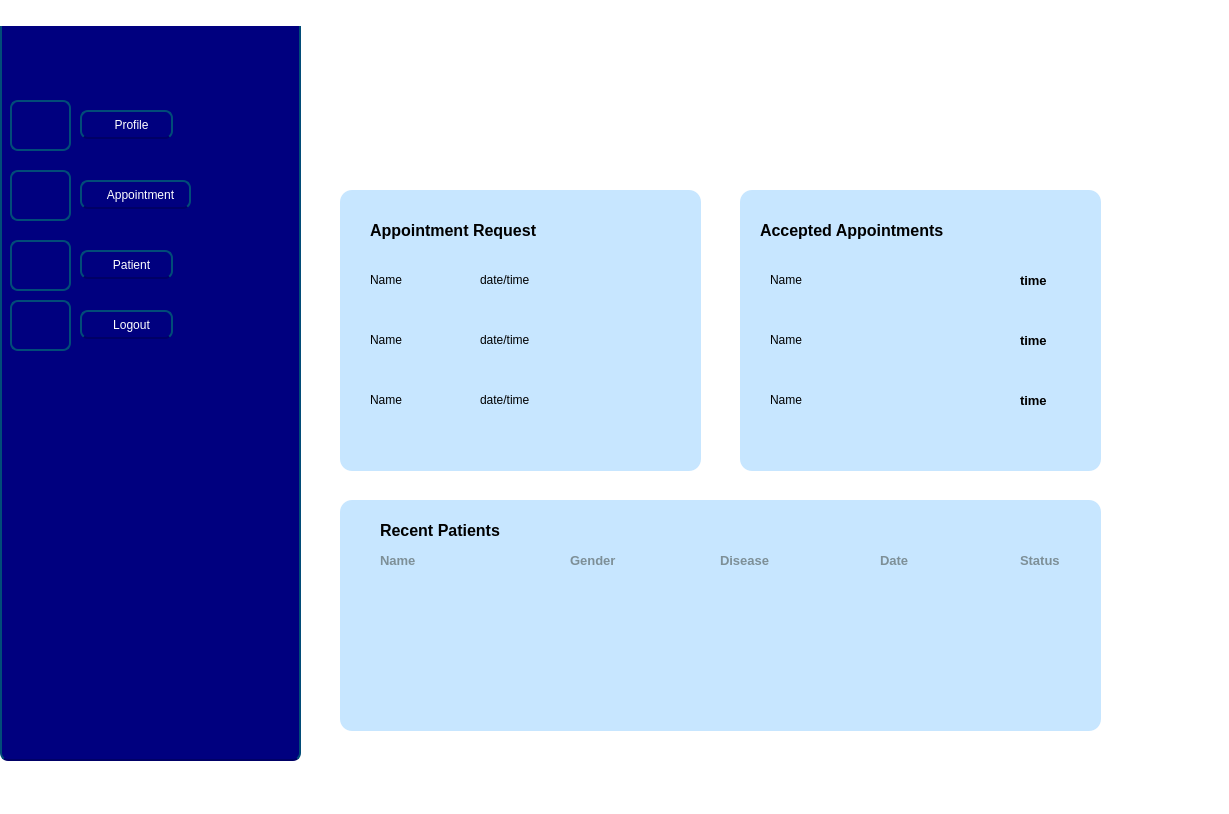
rushii1192/covid-mgmt, file frontend/doctordashboard.ui: the form before one commit.
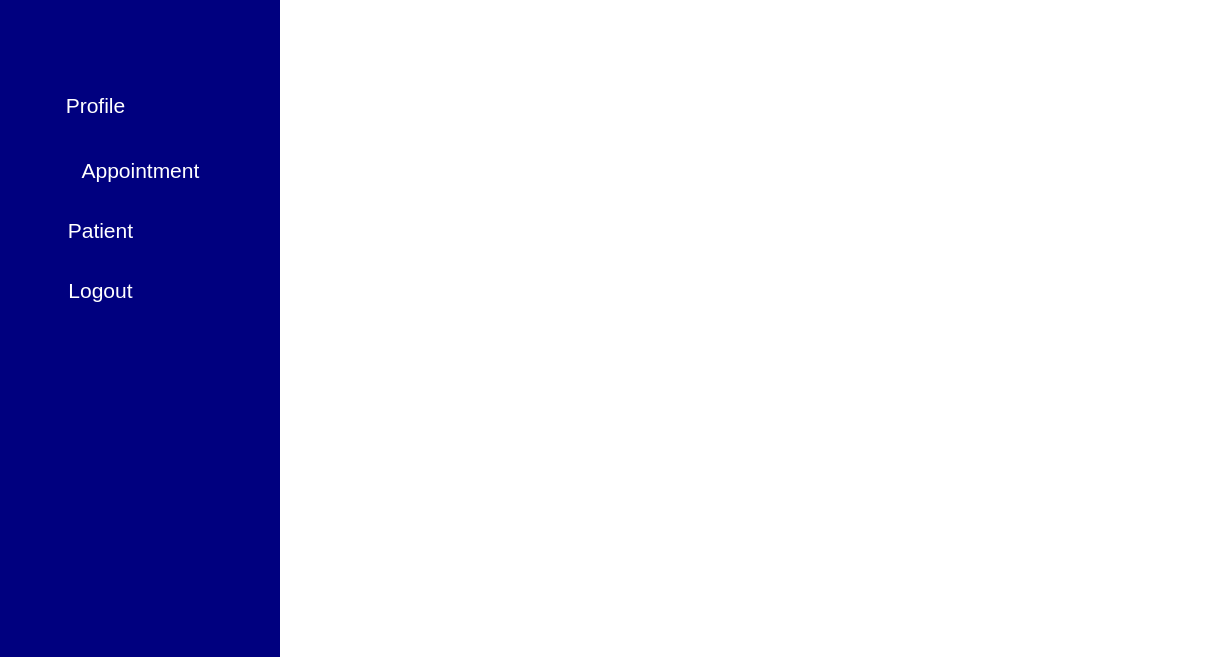
The form after the commit. Icons and pictures are not drawn.

Diff of the .ui file:
```diff
--- a/frontend/doctordashboard.ui
+++ b/frontend/doctordashboard.ui
@@ -7,7 +7,7 @@
     <x>0</x>
     <y>0</y>
     <width>1229</width>
-    <height>814</height>
+    <height>657</height>
    </rect>
   </property>
   <property name="windowTitle">
@@ -16,734 +16,215 @@
   <property name="styleSheet">
    <string notr="true">background-color:rgb(255,255,255);</string>
   </property>
-  <widget class="QWidget" name="centralwidget">
-   <widget class="QWidget" name="widget" native="true">
-    <property name="geometry">
-     <rect>
-      <x>0</x>
-      <y>0</y>
-      <width>301</width>
-      <height>761</height>
-     </rect>
-    </property>
-    <property name="styleSheet">
-     <string notr="true">background-color:rgb(0,0,127);
-color:rgb(255,255,255);
-border-radius:8px;
-padding-left:10px;
-border:2px solid rgb(1,76,120);
-border-bottom-color:rgb(0, 0, 102);</string>
-    </property>
-    <widget class="QLabel" name="label">
-     <property name="geometry">
-      <rect>
-       <x>10</x>
-       <y>100</y>
-       <width>61</width>
-       <height>51</height>
-      </rect>
-     </property>
-     <property name="styleSheet">
-      <string notr="true">border-bottom-color:rgb(1, 76, 120);</string>
-     </property>
-     <property name="text">
-      <string/>
-     </property>
-     <property name="pixmap">
-      <pixmap>images/user_secured_45px.png</pixmap>
-     </property>
-    </widget>
-    <widget class="QLabel" name="label_5">
-     <property name="geometry">
-      <rect>
-       <x>10</x>
-       <y>170</y>
-       <width>61</width>
-       <height>51</height>
-      </rect>
-     </property>
-     <property name="styleSheet">
-      <string notr="true">border-bottom-color:rgb(1, 76, 120);</string>
-     </property>
-     <property name="text">
-      <string/>
-     </property>
-     <property name="pixmap">
-      <pixmap>images/schedule_45px.png</pixmap>
-     </property>
-    </widget>
-    <widget class="QLabel" name="label_6">
-     <property name="geometry">
-      <rect>
-       <x>10</x>
-       <y>240</y>
-       <width>61</width>
-       <height>51</height>
-      </rect>
-     </property>
-     <property name="styleSheet">
-      <string notr="true">border-bottom-color:rgb(1, 76, 120);</string>
-     </property>
-     <property name="text">
-      <string/>
-     </property>
-     <property name="pixmap">
-      <pixmap>images/ecg_45px.png</pixmap>
-     </property>
-    </widget>
-    <widget class="QLabel" name="label_7">
-     <property name="geometry">
-      <rect>
-       <x>10</x>
-       <y>300</y>
-       <width>61</width>
-       <height>51</height>
-      </rect>
-     </property>
-     <property name="styleSheet">
-      <string notr="true">border-bottom-color:rgb(1, 76, 120);</string>
-     </property>
-     <property name="text">
-      <string/>
-     </property>
-     <property name="pixmap">
-      <pixmap>images/Logout_45px.png</pixmap>
-     </property>
-    </widget>
-    <widget class="QPushButton" name="profileButton">
-     <property name="geometry">
-      <rect>
-       <x>80</x>
-       <y>110</y>
-       <width>93</width>
-       <height>29</height>
-      </rect>
-     </property>
-     <property name="cursor">
-      <cursorShape>PointingHandCursor</cursorShape>
-     </property>
-     <property name="text">
-      <string>Profile</string>
-     </property>
-    </widget>
-    <widget class="QPushButton" name="appointmentButton">
-     <property name="geometry">
-      <rect>
-       <x>80</x>
-       <y>180</y>
-       <width>111</width>
-       <height>29</height>
-      </rect>
-     </property>
-     <property name="cursor">
-      <cursorShape>PointingHandCursor</cursorShape>
-     </property>
-     <property name="text">
-      <string>Appointment</string>
-     </property>
-    </widget>
-    <widget class="QPushButton" name="patientButton">
-     <property name="geometry">
-      <rect>
-       <x>80</x>
-       <y>250</y>
-       <width>93</width>
-       <height>29</height>
-      </rect>
-     </property>
-     <property name="cursor">
-      <cursorShape>PointingHandCursor</cursorShape>
-     </property>
-     <property name="text">
-      <string>Patient</string>
-     </property>
-    </widget>
-    <widget class="QPushButton" name="logoutButton">
-     <property name="geometry">
-      <rect>
-       <x>80</x>
-       <y>310</y>
-       <width>93</width>
-       <height>29</height>
-      </rect>
-     </property>
-     <property name="cursor">
-      <cursorShape>PointingHandCursor</cursorShape>
-     </property>
-     <property name="text">
-      <string>Logout</string>
-     </property>
-    </widget>
-   </widget>
-   <widget class="QLabel" name="label_2">
-    <property name="geometry">
-     <rect>
-      <x>340</x>
-      <y>190</y>
-      <width>361</width>
-      <height>281</height>
-     </rect>
-    </property>
-    <property name="styleSheet">
-     <string notr="true">background-color:rgb(199,230,255);
-border-radius:12px;</string>
-    </property>
-    <property name="text">
-     <string/>
-    </property>
-   </widget>
-   <widget class="QLabel" name="label_4">
-    <property name="geometry">
-     <rect>
-      <x>370</x>
-      <y>210</y>
-      <width>211</width>
-      <height>41</height>
-     </rect>
-    </property>
-    <property name="font">
-     <font>
-      <pointsize>12</pointsize>
-      <bold>true</bold>
-     </font>
-    </property>
-    <property name="styleSheet">
-     <string notr="true">background-color:rgb(199,230,255);</string>
-    </property>
-    <property name="text">
-     <string>Appointment Request</string>
-    </property>
-   </widget>
-   <widget class="QLabel" name="label_9">
-    <property name="geometry">
-     <rect>
-      <x>370</x>
-      <y>270</y>
-      <width>63</width>
-      <height>20</height>
-     </rect>
-    </property>
-    <property name="styleSheet">
-     <string notr="true">background-color:rgb(199,230,255);</string>
-    </property>
-    <property name="text">
-     <string>Name</string>
-    </property>
-   </widget>
-   <widget class="QLabel" name="label_10">
-    <property name="geometry">
-     <rect>
-      <x>370</x>
-      <y>330</y>
-      <width>63</width>
-      <height>20</height>
-     </rect>
-    </property>
-    <property name="styleSheet">
-     <string notr="true">background-color:rgb(199,230,255);</string>
-    </property>
-    <property name="text">
-     <string>Name</string>
-    </property>
-   </widget>
-   <widget class="QLabel" name="label_11">
-    <property name="geometry">
-     <rect>
-      <x>370</x>
-      <y>390</y>
-      <width>63</width>
-      <height>20</height>
-     </rect>
-    </property>
-    <property name="styleSheet">
-     <string notr="true">background-color:rgb(199,230,255);</string>
-    </property>
-    <property name="text">
-     <string>Name</string>
-    </property>
-   </widget>
-   <widget class="QLabel" name="label_12">
-    <property name="geometry">
-     <rect>
-      <x>480</x>
-      <y>270</y>
-      <width>71</width>
-      <height>20</height>
-     </rect>
-    </property>
-    <property name="styleSheet">
-     <string notr="true">background-color:rgb(199,230,255);</string>
-    </property>
-    <property name="text">
-     <string>date/time</string>
-    </property>
-   </widget>
-   <widget class="QLabel" name="label_13">
-    <property name="geometry">
-     <rect>
-      <x>480</x>
-      <y>330</y>
-      <width>81</width>
-      <height>20</height>
-     </rect>
-    </property>
-    <property name="styleSheet">
-     <string notr="true">background-color:rgb(199,230,255);</string>
-    </property>
-    <property name="text">
-     <string>date/time</string>
-    </property>
-   </widget>
-   <widget class="QLabel" name="label_14">
-    <property name="geometry">
-     <rect>
-      <x>480</x>
-      <y>390</y>
-      <width>71</width>
-      <height>20</height>
-     </rect>
-    </property>
-    <property name="styleSheet">
-     <string notr="true">background-color:rgb(199,230,255);</string>
-    </property>
-    <property name="text">
-     <string>date/time</string>
-    </property>
-   </widget>
-   <widget class="QLabel" name="label_3">
-    <property name="geometry">
-     <rect>
-      <x>740</x>
-      <y>190</y>
-      <width>361</width>
-      <height>281</height>
-     </rect>
-    </property>
-    <property name="styleSheet">
-     <string notr="true">background-color:rgb(199,230,255);
-border-radius:12px;</string>
-    </property>
-    <property name="text">
-     <string/>
-    </property>
-   </widget>
-   <widget class="QLabel" name="label_8">
-    <property name="geometry">
-     <rect>
-      <x>760</x>
-      <y>220</y>
-      <width>241</width>
-      <height>20</height>
-     </rect>
-    </property>
-    <property name="font">
-     <font>
-      <pointsize>12</pointsize>
-      <bold>true</bold>
-     </font>
-    </property>
-    <property name="styleSheet">
-     <string notr="true">background-color:rgb(199,230,255);</string>
-    </property>
-    <property name="text">
-     <string>Accepted Appointments</string>
-    </property>
-   </widget>
-   <widget class="QLabel" name="label_15">
-    <property name="geometry">
-     <rect>
-      <x>770</x>
-      <y>270</y>
-      <width>63</width>
-      <height>20</height>
-     </rect>
-    </property>
-    <property name="styleSheet">
-     <string notr="true">background-color:rgb(199,230,255);</string>
-    </property>
-    <property name="text">
-     <string>Name</string>
-    </property>
-   </widget>
-   <widget class="QLabel" name="label_16">
-    <property name="geometry">
-     <rect>
-      <x>770</x>
-      <y>330</y>
-      <width>63</width>
-      <height>20</height>
-     </rect>
-    </property>
-    <property name="styleSheet">
-     <string notr="true">background-color:rgb(199,230,255);</string>
-    </property>
-    <property name="text">
-     <string>Name</string>
-    </property>
-   </widget>
-   <widget class="QLabel" name="label_17">
-    <property name="geometry">
-     <rect>
-      <x>770</x>
-      <y>390</y>
-      <width>63</width>
-      <height>20</height>
-     </rect>
-    </property>
-    <property name="styleSheet">
-     <string notr="true">background-color:rgb(199,230,255);</string>
-    </property>
-    <property name="text">
-     <string>Name</string>
-    </property>
-   </widget>
-   <widget class="QLabel" name="label_18">
-    <property name="geometry">
-     <rect>
-      <x>1020</x>
-      <y>270</y>
-      <width>51</width>
-      <height>20</height>
-     </rect>
-    </property>
-    <property name="font">
-     <font>
-      <pointsize>10</pointsize>
-      <bold>true</bold>
-     </font>
-    </property>
-    <property name="styleSheet">
-     <string notr="true">background-color:rgb(199,230,255);</string>
-    </property>
-    <property name="text">
-     <string>time</string>
-    </property>
-   </widget>
-   <widget class="QLabel" name="label_20">
-    <property name="geometry">
-     <rect>
-      <x>600</x>
-      <y>270</y>
-      <width>31</width>
-      <height>20</height>
-     </rect>
-    </property>
-    <property name="styleSheet">
-     <string notr="true">background-color:rgb(199,230,255);</string>
-    </property>
-    <property name="text">
-     <string/>
-    </property>
-    <property name="pixmap">
-     <pixmap>images/ok_24px.png</pixmap>
-    </property>
-   </widget>
-   <widget class="QLabel" name="label_21">
-    <property name="geometry">
-     <rect>
-      <x>650</x>
-      <y>270</y>
-      <width>31</width>
-      <height>20</height>
-     </rect>
-    </property>
-    <property name="styleSheet">
-     <string notr="true">background-color:rgb(199,230,255);</string>
-    </property>
-    <property name="text">
-     <string/>
-    </property>
-    <property name="pixmap">
-     <pixmap>images/cancel_24px.png</pixmap>
-    </property>
-   </widget>
-   <widget class="QLabel" name="label_23">
-    <property name="geometry">
-     <rect>
-      <x>600</x>
-      <y>330</y>
-      <width>31</width>
-      <height>20</height>
-     </rect>
-    </property>
-    <property name="styleSheet">
-     <string notr="true">background-color:rgb(199,230,255);</string>
-    </property>
-    <property name="text">
-     <string/>
-    </property>
-    <property name="pixmap">
-     <pixmap>images/ok_24px.png</pixmap>
-    </property>
-   </widget>
-   <widget class="QLabel" name="label_24">
-    <property name="geometry">
-     <rect>
-      <x>650</x>
-      <y>330</y>
-      <width>31</width>
-      <height>20</height>
-     </rect>
-    </property>
-    <property name="styleSheet">
-     <string notr="true">background-color:rgb(199,230,255);</string>
-    </property>
-    <property name="text">
-     <string/>
-    </property>
-    <property name="pixmap">
-     <pixmap>images/cancel_24px.png</pixmap>
-    </property>
-   </widget>
-   <widget class="QLabel" name="label_25">
-    <property name="geometry">
-     <rect>
-      <x>600</x>
-      <y>390</y>
-      <width>31</width>
-      <height>20</height>
-     </rect>
-    </property>
-    <property name="styleSheet">
-     <string notr="true">background-color:rgb(199,230,255);</string>
-    </property>
-    <property name="text">
-     <string/>
-    </property>
-    <property name="pixmap">
-     <pixmap>images/ok_24px.png</pixmap>
-    </property>
-   </widget>
-   <widget class="QLabel" name="label_22">
-    <property name="geometry">
-     <rect>
-      <x>650</x>
-      <y>390</y>
-      <width>31</width>
-      <height>20</height>
-     </rect>
-    </property>
-    <property name="styleSheet">
-     <string notr="true">background-color:rgb(199,230,255);</string>
-    </property>
-    <property name="text">
-     <string/>
-    </property>
-    <property name="pixmap">
-     <pixmap>images/cancel_24px.png</pixmap>
-    </property>
-   </widget>
-   <widget class="QLabel" name="label_26">
-    <property name="geometry">
-     <rect>
-      <x>1020</x>
-      <y>390</y>
-      <width>51</width>
-      <height>20</height>
-     </rect>
-    </property>
-    <property name="font">
-     <font>
-      <pointsize>10</pointsize>
-      <bold>true</bold>
-     </font>
-    </property>
-    <property name="styleSheet">
-     <string notr="true">background-color:rgb(199,230,255);</string>
-    </property>
-    <property name="text">
-     <string>time</string>
-    </property>
-   </widget>
-   <widget class="QLabel" name="label_27">
-    <property name="geometry">
-     <rect>
-      <x>1020</x>
-      <y>330</y>
-      <width>51</width>
-      <height>20</height>
-     </rect>
-    </property>
-    <property name="font">
-     <font>
-      <pointsize>10</pointsize>
-      <bold>true</bold>
-     </font>
-    </property>
-    <property name="styleSheet">
-     <string notr="true">background-color:rgb(199,230,255);</string>
-    </property>
-    <property name="text">
-     <string>time</string>
-    </property>
-   </widget>
-   <widget class="QLabel" name="label_19">
-    <property name="geometry">
-     <rect>
-      <x>340</x>
-      <y>500</y>
-      <width>761</width>
-      <height>231</height>
-     </rect>
-    </property>
-    <property name="styleSheet">
-     <string notr="true">background-color:rgb(199,230,255);
-border-radius:12px;</string>
-    </property>
-    <property name="text">
-     <string/>
-    </property>
-   </widget>
-   <widget class="QLabel" name="label_28">
-    <property name="geometry">
-     <rect>
-      <x>380</x>
-      <y>550</y>
-      <width>63</width>
-      <height>20</height>
-     </rect>
-    </property>
-    <property name="font">
-     <font>
-      <pointsize>10</pointsize>
-      <bold>true</bold>
-     </font>
-    </property>
-    <property name="styleSheet">
-     <string notr="true">color:rgb(125,143,151);
-background-color:rgb(199,230,255);</string>
-    </property>
-    <property name="text">
-     <string>Name</string>
-    </property>
-   </widget>
-   <widget class="QLabel" name="label_29">
-    <property name="geometry">
-     <rect>
-      <x>570</x>
-      <y>550</y>
-      <width>63</width>
-      <height>20</height>
-     </rect>
-    </property>
-    <property name="font">
-     <font>
-      <pointsize>10</pointsize>
-      <bold>true</bold>
-     </font>
-    </property>
-    <property name="styleSheet">
-     <string notr="true">color:rgb(125,143,151);
-background-color:rgb(199,230,255);</string>
-    </property>
-    <property name="text">
-     <string>Gender</string>
-    </property>
-   </widget>
-   <widget class="QLabel" name="label_30">
-    <property name="geometry">
-     <rect>
-      <x>720</x>
-      <y>550</y>
-      <width>63</width>
-      <height>20</height>
-     </rect>
-    </property>
-    <property name="font">
-     <font>
-      <pointsize>10</pointsize>
-      <bold>true</bold>
-     </font>
-    </property>
-    <property name="styleSheet">
-     <string notr="true">color:rgb(125,143,151);
-background-color:rgb(199,230,255);
-</string>
-    </property>
-    <property name="text">
-     <string>Disease</string>
-    </property>
-   </widget>
-   <widget class="QLabel" name="label_31">
-    <property name="geometry">
-     <rect>
-      <x>880</x>
-      <y>550</y>
-      <width>63</width>
-      <height>20</height>
-     </rect>
-    </property>
-    <property name="font">
-     <font>
-      <pointsize>10</pointsize>
-      <bold>true</bold>
-     </font>
-    </property>
-    <property name="styleSheet">
-     <string notr="true">color:rgb(125,143,151);
-background-color:rgb(199,230,255);</string>
-    </property>
-    <property name="text">
-     <string>Date</string>
-    </property>
-   </widget>
-   <widget class="QLabel" name="label_32">
-    <property name="geometry">
-     <rect>
-      <x>1020</x>
-      <y>550</y>
-      <width>63</width>
-      <height>20</height>
-     </rect>
-    </property>
-    <property name="font">
-     <font>
-      <pointsize>10</pointsize>
-      <bold>true</bold>
-     </font>
-    </property>
-    <property name="styleSheet">
-     <string notr="true">color:rgb(125,143,151);
-background-color:rgb(199,230,255);</string>
-    </property>
-    <property name="text">
-     <string>Status</string>
-    </property>
-   </widget>
-   <widget class="QLabel" name="label_33">
-    <property name="geometry">
-     <rect>
-      <x>380</x>
-      <y>520</y>
-      <width>151</width>
-      <height>20</height>
-     </rect>
-    </property>
-    <property name="font">
-     <font>
-      <pointsize>12</pointsize>
-      <bold>true</bold>
-     </font>
-    </property>
-    <property name="styleSheet">
-     <string notr="true">background-color:rgb(199,230,255);</string>
-    </property>
-    <property name="text">
-     <string>Recent Patients</string>
-    </property>
-   </widget>
-  </widget>
-  <widget class="QMenuBar" name="menubar">
+  <widget class="QStatusBar" name="statusbar">
    <property name="geometry">
     <rect>
      <x>0</x>
      <y>0</y>
-     <width>1229</width>
-     <height>26</height>
+     <width>3</width>
+     <height>25</height>
     </rect>
    </property>
   </widget>
-  <widget class="QStatusBar" name="statusbar"/>
+  <widget class="QWidget" name="widget" native="true">
+   <property name="geometry">
+    <rect>
+     <x>-10</x>
+     <y>-10</y>
+     <width>291</width>
+     <height>671</height>
+    </rect>
+   </property>
+   <property name="styleSheet">
+    <string notr="true">background-color: rgb(0, 0, 127);</string>
+   </property>
+   <widget class="QPushButton" name="profileButton">
+    <property name="geometry">
+     <rect>
+      <x>50</x>
+      <y>100</y>
+      <width>111</width>
+      <height>31</height>
+     </rect>
+    </property>
+    <property name="font">
+     <font>
+      <pointsize>16</pointsize>
+     </font>
+    </property>
+    <property name="cursor">
+     <cursorShape>PointingHandCursor</cursorShape>
+    </property>
+    <property name="styleSheet">
+     <string notr="true">QPushButton#profileButton{
+	background-color:rgb(0,0,127);
+	border-radius:5px;
+	border-color:rgb(0,0,127);
+	color:rgb(255,255,255)
+}
+
+QPushButton#profileButton:hover{
+	background-color:rgb(255,255,255);
+	color:rgb(0,0,127)
+}</string>
+    </property>
+    <property name="text">
+     <string>Profile</string>
+    </property>
+    <property name="icon">
+     <iconset>
+      <normaloff>images/user_secured_45px.png</normaloff>images/user_secured_45px.png</iconset>
+    </property>
+    <property name="iconSize">
+     <size>
+      <width>30</width>
+      <height>30</height>
+     </size>
+    </property>
+   </widget>
+   <widget class="QPushButton" name="appointmentButton">
+    <property name="geometry">
+     <rect>
+      <x>50</x>
+      <y>160</y>
+      <width>201</width>
+      <height>41</height>
+     </rect>
+    </property>
+    <property name="font">
+     <font>
+      <pointsize>16</pointsize>
+     </font>
+    </property>
+    <property name="cursor">
+     <cursorShape>PointingHandCursor</cursorShape>
+    </property>
+    <property name="styleSheet">
+     <string notr="true">QPushButton#appointmentButton{
+	background-color:rgb(0,0,127);
+	border-radius:5px;
+	border-color:rgb(0,0,127);
+	color:rgb(255,255,255)
+}
+
+QPushButton#appointmentButton:hover{
+	background-color:rgb(255,255,255);
+	color:rgb(0,0,127)
+}</string>
+    </property>
+    <property name="text">
+     <string>Appointment</string>
+    </property>
+    <property name="icon">
+     <iconset>
+      <normaloff>images/schedule_45px.png</normaloff>images/schedule_45px.png</iconset>
+    </property>
+    <property name="iconSize">
+     <size>
+      <width>30</width>
+      <height>30</height>
+     </size>
+    </property>
+   </widget>
+   <widget class="QPushButton" name="patientButton">
+    <property name="geometry">
+     <rect>
+      <x>50</x>
+      <y>220</y>
+      <width>121</width>
+      <height>41</height>
+     </rect>
+    </property>
+    <property name="font">
+     <font>
+      <pointsize>16</pointsize>
+     </font>
+    </property>
+    <property name="cursor">
+     <cursorShape>PointingHandCursor</cursorShape>
+    </property>
+    <property name="styleSheet">
+     <string notr="true">QPushButton#patientButton{
+	background-color:rgb(0,0,127);
+	border-radius:5px;
+	border-color:rgb(0,0,127);
+	color:rgb(255,255,255)
+}
+
+QPushButton#patientButton:hover{
+	background-color:rgb(255,255,255);
+	color:rgb(0,0,127)
+}</string>
+    </property>
+    <property name="text">
+     <string>Patient</string>
+    </property>
+    <property name="icon">
+     <iconset>
+      <normaloff>images/ecg_45px.png</normaloff>images/ecg_45px.png</iconset>
+    </property>
+    <property name="iconSize">
+     <size>
+      <width>30</width>
+      <height>30</height>
+     </size>
+    </property>
+   </widget>
+   <widget class="QPushButton" name="logoutButton">
+    <property name="geometry">
+     <rect>
+      <x>50</x>
+      <y>280</y>
+      <width>121</width>
+      <height>41</height>
+     </rect>
+    </property>
+    <property name="font">
+     <font>
+      <pointsize>16</pointsize>
+     </font>
+    </property>
+    <property name="cursor">
+     <cursorShape>PointingHandCursor</cursorShape>
+    </property>
+    <property name="styleSheet">
+     <string notr="true">QPushButton#logoutButton{
+	background-color:rgb(0,0,127);
+	border-radius:5px;
+	border-color:rgb(0,0,127);
+	color:rgb(255,255,255)
+}
+
+QPushButton#logoutButton:hover{
+	background-color:rgb(255,255,255);
+	color:rgb(0,0,127)
+}</string>
+    </property>
+    <property name="text">
+     <string>Logout</string>
+    </property>
+    <property name="icon">
+     <iconset>
+      <normaloff>images/Logout_45px.png</normaloff>images/Logout_45px.png</iconset>
+    </property>
+    <property name="iconSize">
+     <size>
+      <width>30</width>
+      <height>30</height>
+     </size>
+    </property>
+   </widget>
+  </widget>
+  <widget class="QWidget" name="mainContainer" native="true">
+   <property name="geometry">
+    <rect>
+     <x>280</x>
+     <y>0</y>
+     <width>961</width>
+     <height>661</height>
+    </rect>
+   </property>
+  </widget>
  </widget>
  <resources/>
  <connections/>
```
